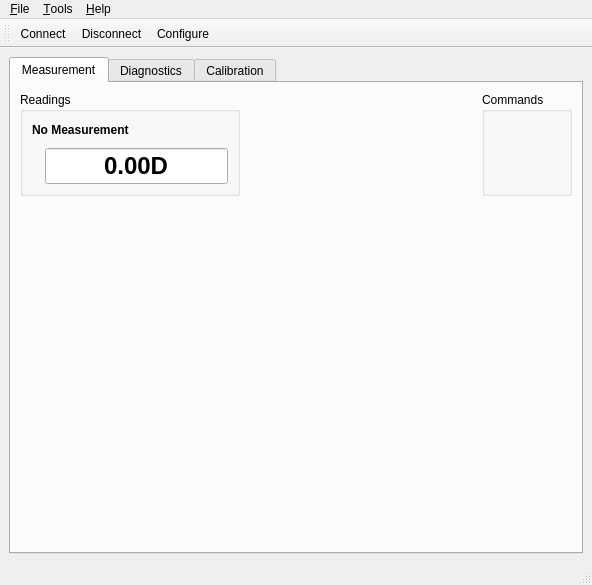
Qt form software/desktop/src/mainwindow.ui (dektronics/printalyzer-densitometer) before a commit.
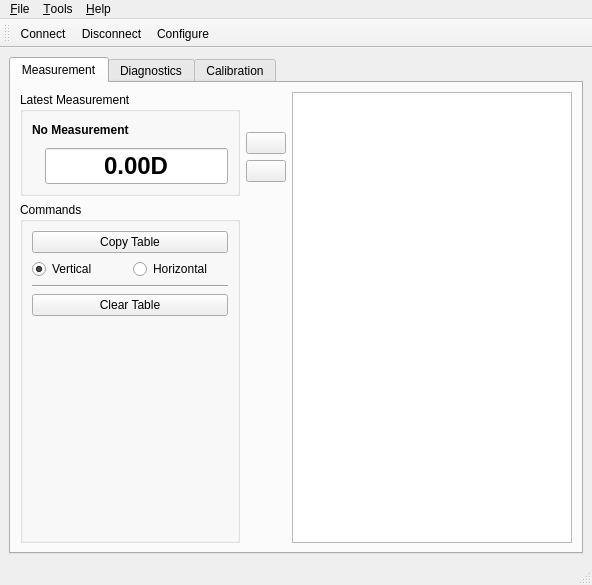
The same form after that commit. Icons and pictures are not drawn.

Commit message:
Initial implementation of measurement capture table
Added a table to the measurement tab to capture readings.
The latest reading can be added automatically and/or explicitly.
The whole table can be copied or cleared.
Table auto-updates only happen when the measurement tab is active.

There are still a lot of finishing touches for hotkeys and various
interactions for table management (e.g. inserting rows, deleting rows,
context menus, copy selected regions, etc) but this is a good first
step.

```diff
--- a/software/desktop/src/mainwindow.ui
+++ b/software/desktop/src/mainwindow.ui
@@ -30,8 +30,10 @@
        <attribute name="title">
         <string>Measurement</string>
        </attribute>
-       <layout class="QGridLayout" name="gridLayout_6">
-        <item row="0" column="0">
+       <layout class="QHBoxLayout" name="horizontalLayout_10" stretch="0,0,1">
+        <item>
+         <layout class="QVBoxLayout" name="verticalLayout_13">
+          <item>
          <widget class="QGroupBox" name="measResultGroupBox">
           <property name="sizePolicy">
            <sizepolicy hsizetype="Fixed" vsizetype="Preferred">
@@ -46,7 +48,7 @@
            </size>
           </property>
           <property name="title">
-           <string>Readings</string>
+             <string>Latest Measurement</string>
           </property>
           <layout class="QVBoxLayout" name="verticalLayout_11">
            <property name="topMargin">
@@ -151,27 +153,129 @@
           </layout>
          </widget>
         </item>
-        <item row="0" column="2">
+          <item>
+           <layout class="QHBoxLayout" name="horizontalLayout_11">
+            <item>
          <widget class="QGroupBox" name="measCommandGroupBox">
           <property name="title">
            <string>Commands</string>
           </property>
-         </widget>
-        </item>
-        <item row="0" column="1">
-         <spacer name="horizontalSpacer_6">
+              <layout class="QVBoxLayout" name="verticalLayout_12">
+               <item>
+                <widget class="QPushButton" name="copyTablePushButton">
+                 <property name="text">
+                  <string>Copy Table</string>
+                 </property>
+                </widget>
+               </item>
+               <item>
+                <layout class="QHBoxLayout" name="horizontalLayout_12">
+                 <item>
+                  <widget class="QRadioButton" name="vertCopyRadioButton">
+                   <property name="text">
+                    <string>Vertical</string>
+                   </property>
+                   <property name="checked">
+                    <bool>true</bool>
+                   </property>
+                   <attribute name="buttonGroup">
+                    <string notr="true">copyDirButtonGroup</string>
+                   </attribute>
+                  </widget>
+                 </item>
+                 <item>
+                  <widget class="QRadioButton" name="horizCopyRadioButton">
+                   <property name="text">
+                    <string>Horizontal</string>
+                   </property>
+                   <attribute name="buttonGroup">
+                    <string notr="true">copyDirButtonGroup</string>
+                   </attribute>
+                  </widget>
+                 </item>
+                </layout>
+               </item>
+               <item>
+                <widget class="Line" name="line">
           <property name="orientation">
            <enum>Qt::Horizontal</enum>
           </property>
+                </widget>
+               </item>
+               <item>
+                <widget class="QPushButton" name="clearTablePushButton">
+                 <property name="text">
+                  <string>Clear Table</string>
+                 </property>
+                </widget>
+               </item>
+               <item>
+                <spacer name="verticalSpacer_9">
+                 <property name="orientation">
+                  <enum>Qt::Vertical</enum>
+                 </property>
           <property name="sizeHint" stdset="0">
            <size>
-            <width>40</width>
-            <height>20</height>
+                   <width>20</width>
+                   <height>40</height>
            </size>
           </property>
          </spacer>
         </item>
-        <item row="1" column="0">
+              </layout>
+             </widget>
+            </item>
+           </layout>
+          </item>
+         </layout>
+        </item>
+        <item>
+         <layout class="QVBoxLayout" name="verticalLayout_4" stretch="0,0,0,1">
+          <item>
+           <spacer name="verticalSpacer_8">
+            <property name="orientation">
+             <enum>Qt::Vertical</enum>
+            </property>
+            <property name="sizeHint" stdset="0">
+             <size>
+              <width>20</width>
+              <height>40</height>
+             </size>
+            </property>
+           </spacer>
+          </item>
+          <item>
+           <widget class="QPushButton" name="autoAddPushButton">
+            <property name="text">
+             <string/>
+            </property>
+            <property name="icon">
+             <iconset resource="../assets/densitometer.qrc">
+              <normaloff>:/images/media-record.png</normaloff>:/images/media-record.png</iconset>
+            </property>
+            <property name="checkable">
+             <bool>true</bool>
+            </property>
+            <property name="checked">
+             <bool>false</bool>
+            </property>
+            <property name="flat">
+             <bool>false</bool>
+            </property>
+           </widget>
+          </item>
+          <item>
+           <widget class="QPushButton" name="addReadingPushButton">
+            <property name="text">
+             <string/>
+            </property>
+            <property name="icon">
+             <iconset resource="../assets/densitometer.qrc">
+              <normaloff>:/images/go-next.png</normaloff>:/images/go-next.png</iconset>
+            </property>
+           </widget>
+          </item>
+          <item>
          <spacer name="verticalSpacer_5">
           <property name="orientation">
            <enum>Qt::Vertical</enum>
@@ -185,6 +289,11 @@
          </spacer>
         </item>
        </layout>
+        </item>
+        <item>
+         <widget class="QTableView" name="measTableView"/>
+        </item>
+       </layout>
       </widget>
       <widget class="QWidget" name="tabDiagnostics">
        <attribute name="title">
```
Left out of the diff: 3 changed lines with no effect on the pictures. Lines whose indentation alone changed are shown as unchanged. The commit also changes 5 other files.
